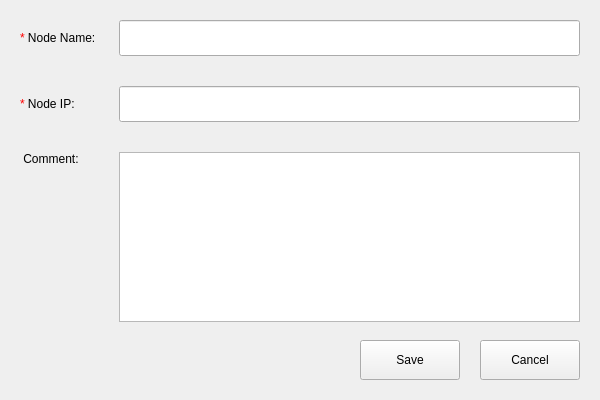
The window that src/pages/node/node-operate-dialog.ui (openeuler-mirror/ks-scmc-gui) describes before a commit, drawn with Qt 5.
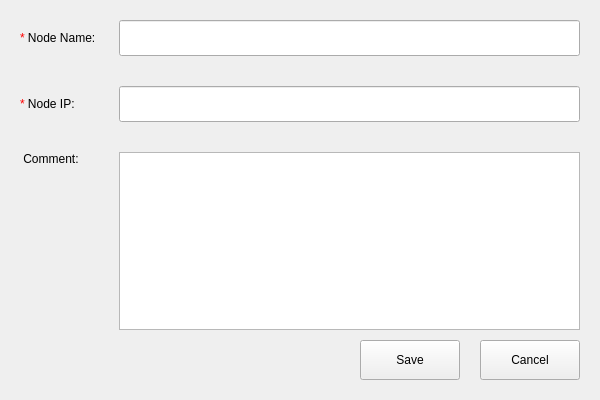
The same window after the commit.

Commit message:
fix(lineedit):fix the incomplete text up and down in QLineEdit in image and node operate
- 解决镜像和节点操作对话框中输入框的文字上下显示不全的问题

```diff
--- a/src/pages/node/node-operate-dialog.ui
+++ b/src/pages/node/node-operate-dialog.ui
@@ -27,7 +27,7 @@
   </property>
   <layout class="QVBoxLayout" name="verticalLayout">
    <property name="spacing">
-    <number>0</number>
+    <number>10</number>
    </property>
    <property name="leftMargin">
     <number>20</number>
@@ -110,19 +110,6 @@
      </item>
     </layout>
    </item>
-   <item>
-    <spacer name="verticalSpacer">
-     <property name="orientation">
-      <enum>Qt::Vertical</enum>
-     </property>
-     <property name="sizeHint" stdset="0">
-      <size>
-       <width>20</width>
-       <height>40</height>
-      </size>
-     </property>
-    </spacer>
-   </item>
    <item>
     <layout class="QHBoxLayout" name="horizontalLayout_3">
      <property name="spacing">
```
Left out of the diff: 3 changed lines with no effect on the pictures. The commit also changes 4 other files.
